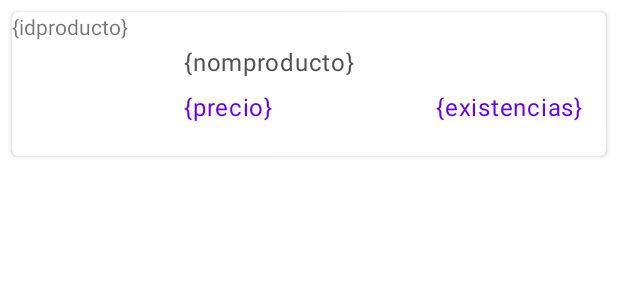
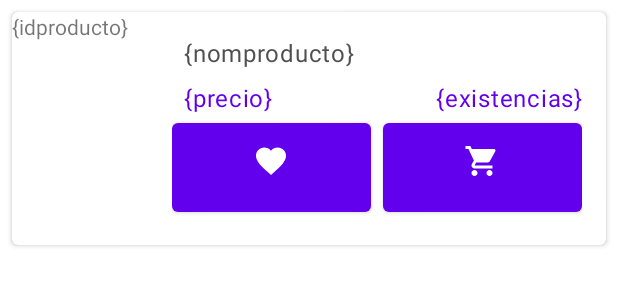
Before and after one commit to zavaletadev/t201-dapps, an Android app: the layout item_producto.xml on its own in the app's theme, with its tools: preview values and no code run, on a phone screen of 412 x 824 dp. Shown: the top 300 px of the screen. Run offline under Robolectric (Android 15) with nearby library versions, the phone set to English and light mode, and no system bars; network calls fail.

```diff
--- a/app/src/main/res/layout/item_producto.xml
+++ b/app/src/main/res/layout/item_producto.xml
@@ -79,6 +79,32 @@
 
                 </LinearLayout>
 
+                <LinearLayout
+                    android:layout_width="match_parent"
+                    android:layout_height="wrap_content"
+                    android:orientation="horizontal"
+                    android:weightSum="12">
+
+                    <com.google.android.material.button.MaterialButton
+                        android:id="@+id/mb_agrega_listadeseos"
+                        android:layout_width="0dp"
+                        android:layout_weight="6"
+                        android:layout_marginEnd="4dp"
+                        android:layout_height="wrap_content"
+                        app:icon="@drawable/ic_favorite"
+                        app:iconGravity="textTop"/>
+
+                    <com.google.android.material.button.MaterialButton
+                        android:id="@+id/mb_agrega_carrito"
+                        android:layout_width="0dp"
+                        android:layout_weight="6"
+                        android:layout_marginStart="4dp"
+                        app:icon="@drawable/ic_shopping_cart"
+                        app:iconGravity="textTop"
+                        android:layout_height="wrap_content" />
+
+                </LinearLayout>
+
             </LinearLayout>
 
 
--- a/build.gradle
+++ b/build.gradle
@@ -1,7 +1,7 @@
 // Top-level build file where you can add configuration options common to all sub-projects/modules.
 plugins {
-    id 'com.android.application' version '7.1.2' apply false
-    id 'com.android.library' version '7.1.2' apply false
+    id 'com.android.application' version '7.1.3' apply false
+    id 'com.android.library' version '7.1.3' apply false
 }
 
 task clean(type: Delete) {
```
Also changed, not shown: app/src/main/java/dev/zavaletazea/uteq/dapps/t201/proyectofinal/pub/ProductoAdapter.java (+20 -1 lines), app/src/main/java/dev/zavaletazea/uteq/dapps/t201/proyectofinal/pub/fragments/ListaProductosFragment.java (+8 -3 lines).
